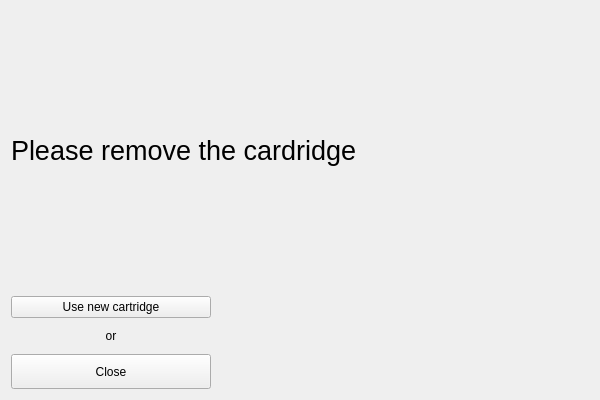
This is sequential/views/Close_Widget.ui in aquilesC/NanoCETPy as Qt 5 draws it before an edit. The edited form follows.
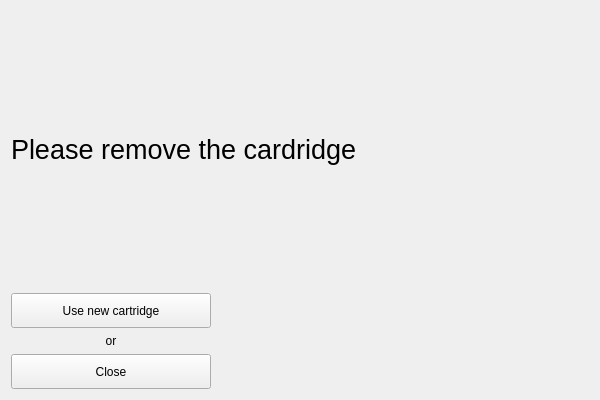
This is the edited form.

Commit message: window restyling

What changed in the file:
```diff
--- a/sequential/views/Close_Widget.ui
+++ b/sequential/views/Close_Widget.ui
@@ -41,6 +41,12 @@
        </property>
        <item>
         <widget class="QPushButton" name="new_button">
+         <property name="minimumSize">
+          <size>
+           <width>0</width>
+           <height>35</height>
+          </size>
+         </property>
          <property name="text">
           <string>Use new cartridge</string>
          </property>
```
The commit also changes 5 other files.
